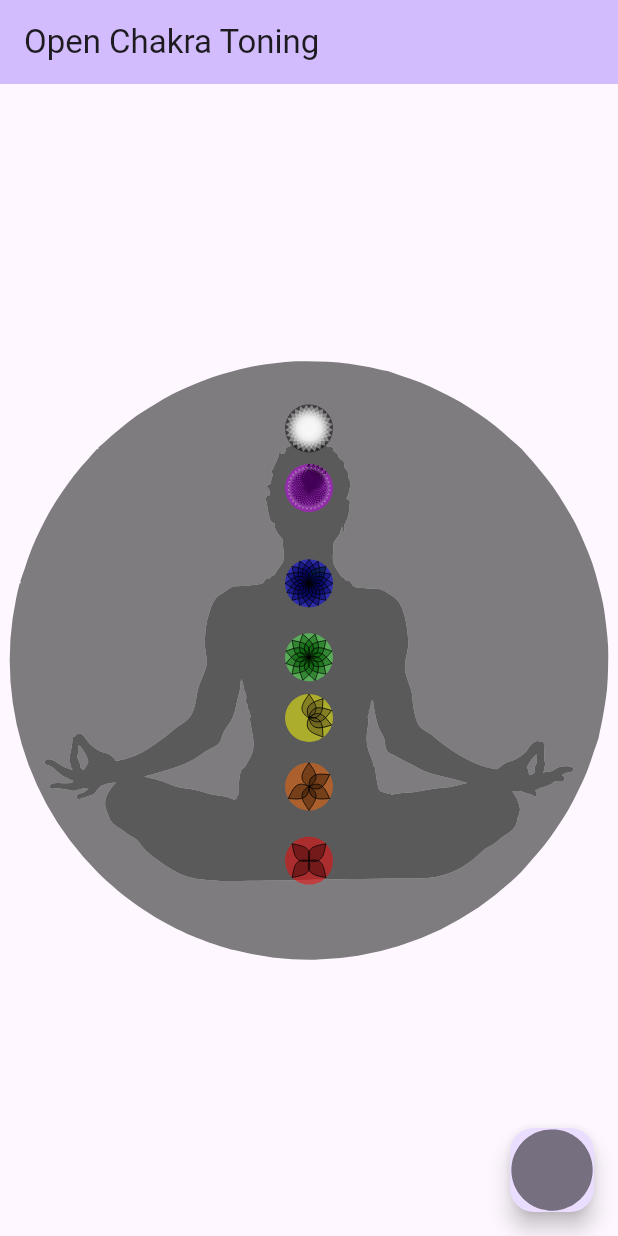
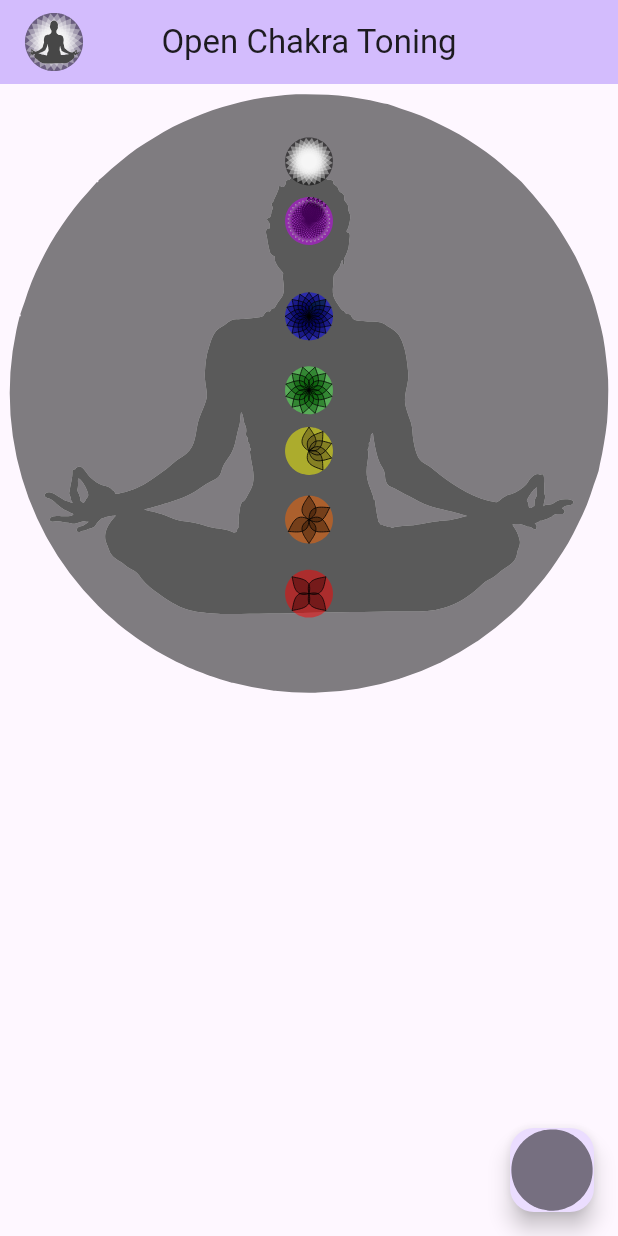
Before and after one commit to niccokunzmann/open_chakra_toning, a Flutter app: the screen it shows after launch, on a phone screen of 412 x 824 dp. Run offline on Flutter 3.47's test engine with Material 3 defaults, Android fonts, the phone set to English and light mode, and no system bars; our stand-ins replace audioplayers, flutter_svg, flutter_translate.

Commit message:
Resize image to maximum

```diff
--- a/lib/chakras.dart
+++ b/lib/chakras.dart
@@ -61,6 +61,10 @@ class Chakra {
 
   String get mapAssetPath {
     return "assets/img/chakra-map/$id.svg";
+  }
+
+  int get mapHeightPx {
+    return 500;
   }
 
   void playSoundWith(AudioPlayer player) {
--- a/lib/main.dart
+++ b/lib/main.dart
@@ -15,6 +15,8 @@
     You should have received a copy of the GNU General Public License
     along with this program.  If not, see <https://www.gnu.org/licenses/>.
 */
+
+import 'dart:math';
 
 import 'package:flutter/material.dart';
 import 'package:flutter_translate/flutter_translate.dart';
@@ -84,22 +86,36 @@ class _MyHomePageState extends State<MyHomePage> {
     player.setReleaseMode(ReleaseMode.loop);
   }
 
+  double get actualChakraMapHeight {
+    return min(
+        MediaQuery.of(context).size.height, MediaQuery.of(context).size.width);
+  }
+
   @override
   Widget build(BuildContext context) {
     return Scaffold(
       appBar: AppBar(
+        leading: Padding(
+            padding: EdgeInsets.only(left: 16.0),
+            child: SvgPicture.asset(
+              "assets/img/icon/icon.svg",
+            )),
+        titleSpacing: 0,
+        automaticallyImplyLeading: false,
         backgroundColor: Theme.of(context).colorScheme.inversePrimary,
         title: Text(translate("app.title")),
+        centerTitle: true,
       ),
-      body: Center(
-        child: FittedBox(
-          alignment: Alignment.topCenter,
-          fit: BoxFit.fill,
-          child: GestureDetector(
+      body: GestureDetector(
         onTapDown: (details) {
           setState(() {
             Chakra chakra = chakras.findClosestTo(Point(
-                    x: details.localPosition.dx, y: details.localPosition.dy));
+                x: details.localPosition.dx *
+                    currentlyPlayingChakra.mapHeightPx /
+                    actualChakraMapHeight,
+                y: details.localPosition.dy *
+                    currentlyPlayingChakra.mapHeightPx /
+                    actualChakraMapHeight));
             if (isPlaying && chakra == currentlyPlayingChakra) {
               player.stop();
             } else {
@@ -108,16 +124,8 @@ class _MyHomePageState extends State<MyHomePage> {
             }
           });
         },
-            child: ConstrainedBox(
-              constraints: BoxConstraints(
-                  minWidth: 1,
-                  minHeight:
-                      1), // from https://stackoverflow.com/a/60993103/1320237
         child: SvgPicture.asset(currentlyPlayingChakra.mapAssetPath,
-                  fit: BoxFit.cover),
-            ),
-          ),
-        ),
+            width: actualChakraMapHeight),
       ),
       floatingActionButton: FloatingActionButton(
         onPressed: () {
```
Lines whose indentation alone changed are shown as unchanged.
